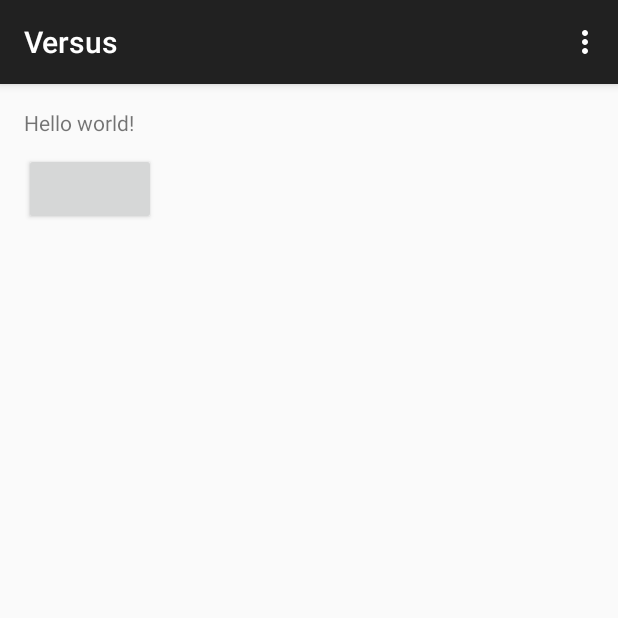
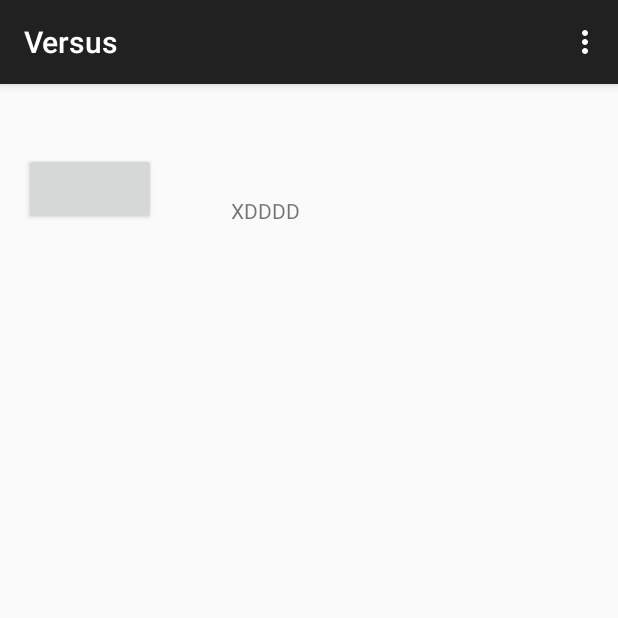
Before and after one commit to gmkevin00/Versus, an Android app: the screen it shows after launch (MainActivity), on a phone screen of 412 x 824 dp, the top half of it. Run offline under Robolectric (Android 15) with nearby library versions, the phone set to English and light mode, and no system bars; libraries missing offline, so code that uses them is left out: com.facebook, com.facebook.login; plain views replace LoginButton; 4 statements that could not run were skipped.

Commit message:
第一個可以在android studio上面run

```diff
--- a/app/src/main/res/layout/activity_main.xml
+++ b/app/src/main/res/layout/activity_main.xml
@@ -5,9 +5,6 @@
     android:paddingTop="@dimen/activity_vertical_margin"
     android:paddingBottom="@dimen/activity_vertical_margin" tools:context=".MainActivity">
 
-    <TextView android:text="@string/hello_world" android:layout_width="wrap_content"
-        android:layout_height="wrap_content"
-        android:id="@+id/textView" />
     <com.facebook.login.widget.LoginButton
         android:id="@+id/login_button"
         android:layout_width="wrap_content"
@@ -21,6 +18,18 @@
         android:layout_below="@+id/textView"
         android:layout_alignParentLeft="true"
         android:layout_alignParentStart="true"
-        android:layout_marginTop="58dp"></GridLayout>
+        android:layout_marginTop="58dp">
+
+    </GridLayout>
+
+    <TextView android:text="XDDDD" android:layout_width="wrap_content"
+        android:layout_height="wrap_content"
+        android:id="@+id/textView"
+        android:layout_row="2"
+        android:layout_column="1"
+        android:layout_columnSpan="2"
+        android:layout_alignBottom="@+id/login_button"
+        android:layout_toEndOf="@+id/login_button"
+        android:layout_marginStart="50dp" />
 
 </RelativeLayout>
```
Also changed, not shown: 177 other files.
